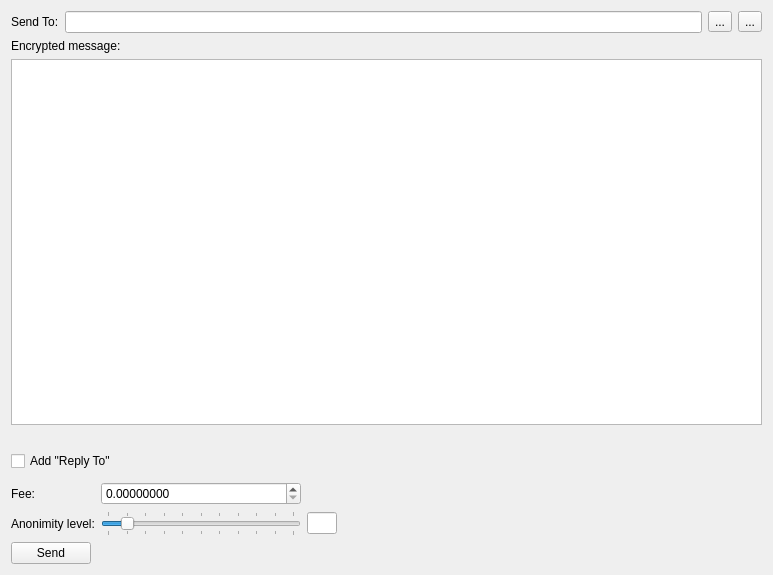
This is src/gui/ui/sendmessageframe.ui in Mythicaler/digitalkabwallet as Qt 5 draws it before an edit. The edited form follows.
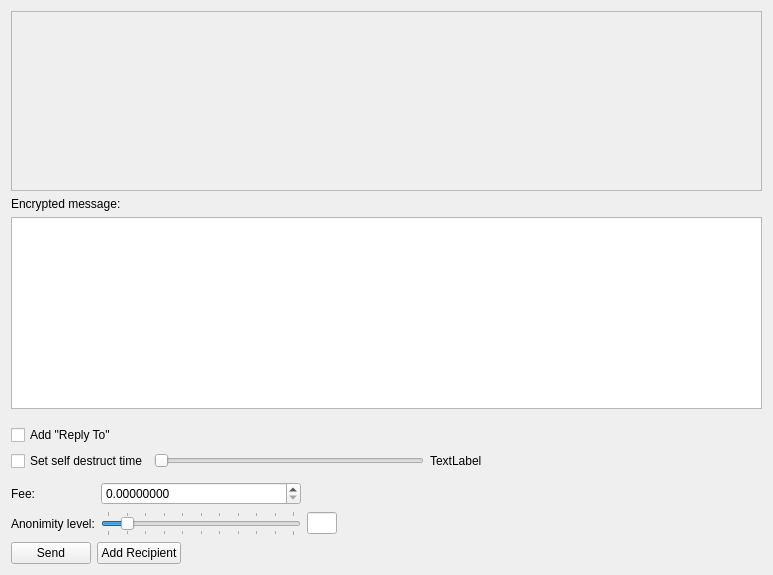
This is the edited form. Icons and pictures are not drawn.

```diff
--- a/src/gui/ui/sendmessageframe.ui
+++ b/src/gui/ui/sendmessageframe.ui
@@ -21,40 +21,54 @@
   </property>
   <layout class="QVBoxLayout" name="verticalLayout">
    <item>
-    <layout class="QHBoxLayout" name="horizontalLayout_2">
-     <item>
-      <widget class="QLabel" name="label">
-       <property name="text">
-        <string>Send To:</string>
+    <widget class="QScrollArea" name="m_messageAddressScrollArea">
+     <property name="frameShape">
+      <enum>QFrame::StyledPanel</enum>
+     </property>
+     <property name="widgetResizable">
+      <bool>true</bool>
+     </property>
+     <widget class="QWidget" name="scrollAreaWidgetContents">
+      <property name="geometry">
+       <rect>
+        <x>0</x>
+        <y>0</y>
+        <width>747</width>
+        <height>126</height>
+       </rect>
+      </property>
+      <layout class="QVBoxLayout" name="m_addressesLayout">
+       <property name="spacing">
+        <number>0</number>
        </property>
-      </widget>
-     </item>
-     <item>
-      <widget class="QLineEdit" name="m_addressEdit"/>
-     </item>
-     <item>
-      <widget class="QToolButton" name="m_addressBookButton">
-       <property name="text">
-        <string>...</string>
+       <property name="leftMargin">
+        <number>0</number>
        </property>
-       <property name="icon">
-        <iconset resource="../../resources.qrc">
-         <normaloff>:/icons/address-book</normaloff>:/icons/address-book</iconset>
+       <property name="topMargin">
+        <number>0</number>
        </property>
-      </widget>
-     </item>
-     <item>
-      <widget class="QToolButton" name="m_pasteButton">
-       <property name="text">
-        <string>...</string>
+       <property name="rightMargin">
+        <number>0</number>
        </property>
-       <property name="icon">
-        <iconset resource="../../resources.qrc">
-         <normaloff>:/icons/paste</normaloff>:/icons/paste</iconset>
+       <property name="bottomMargin">
+        <number>0</number>
        </property>
-      </widget>
-     </item>
-    </layout>
+       <item>
+        <spacer name="verticalSpacer_2">
+         <property name="orientation">
+          <enum>Qt::Vertical</enum>
+         </property>
+         <property name="sizeHint" stdset="0">
+          <size>
+           <width>20</width>
+           <height>139</height>
+          </size>
+         </property>
+        </spacer>
+       </item>
+      </layout>
+     </widget>
+    </widget>
    </item>
    <item>
     <widget class="QLabel" name="label_3">
@@ -85,7 +99,7 @@
      <property name="sizeHint" stdset="0">
       <size>
        <width>20</width>
-       <height>20</height>
+       <height>10</height>
       </size>
      </property>
     </spacer>
@@ -104,6 +118,56 @@
      </item>
     </layout>
    </item>
+   <item>
+    <layout class="QHBoxLayout" name="horizontalLayout_2">
+     <property name="rightMargin">
+      <number>10</number>
+     </property>
+     <item>
+      <widget class="QCheckBox" name="m_ttlCheck">
+       <property name="toolTip">
+        <string>Do not include message in blockchain</string>
+       </property>
+       <property name="text">
+        <string>Set self destruct time</string>
+       </property>
+      </widget>
+     </item>
+     <item>
+      <widget class="QSlider" name="m_ttlSlider">
+       <property name="singleStep">
+        <number>300</number>
+       </property>
+       <property name="orientation">
+        <enum>Qt::Horizontal</enum>
+       </property>
+       <property name="tickInterval">
+        <number>1</number>
+       </property>
+      </widget>
+     </item>
+     <item>
+      <widget class="QLabel" name="m_ttlLabel">
+       <property name="text">
+        <string>TextLabel</string>
+       </property>
+      </widget>
+     </item>
+     <item>
+      <spacer name="horizontalSpacer_3">
+       <property name="orientation">
+        <enum>Qt::Horizontal</enum>
+       </property>
+       <property name="sizeHint" stdset="0">
+        <size>
+         <width>40</width>
+         <height>20</height>
+        </size>
+       </property>
+      </spacer>
+     </item>
+    </layout>
+   </item>
    <item>
     <layout class="QGridLayout" name="gridLayout">
      <property name="topMargin">
@@ -226,6 +290,17 @@
        </property>
       </widget>
      </item>
+     <item>
+      <widget class="QPushButton" name="m_addRecipientButton">
+       <property name="text">
+        <string>Add Recipient</string>
+       </property>
+       <property name="icon">
+        <iconset resource="../../resources.qrc">
+         <normaloff>:/icons/add</normaloff>:/icons/add</iconset>
+       </property>
+      </widget>
+     </item>
      <item>
       <spacer name="horizontalSpacer_2">
        <property name="orientation">
```
Left out of the diff: 131 changed lines with no effect on the pictures.
